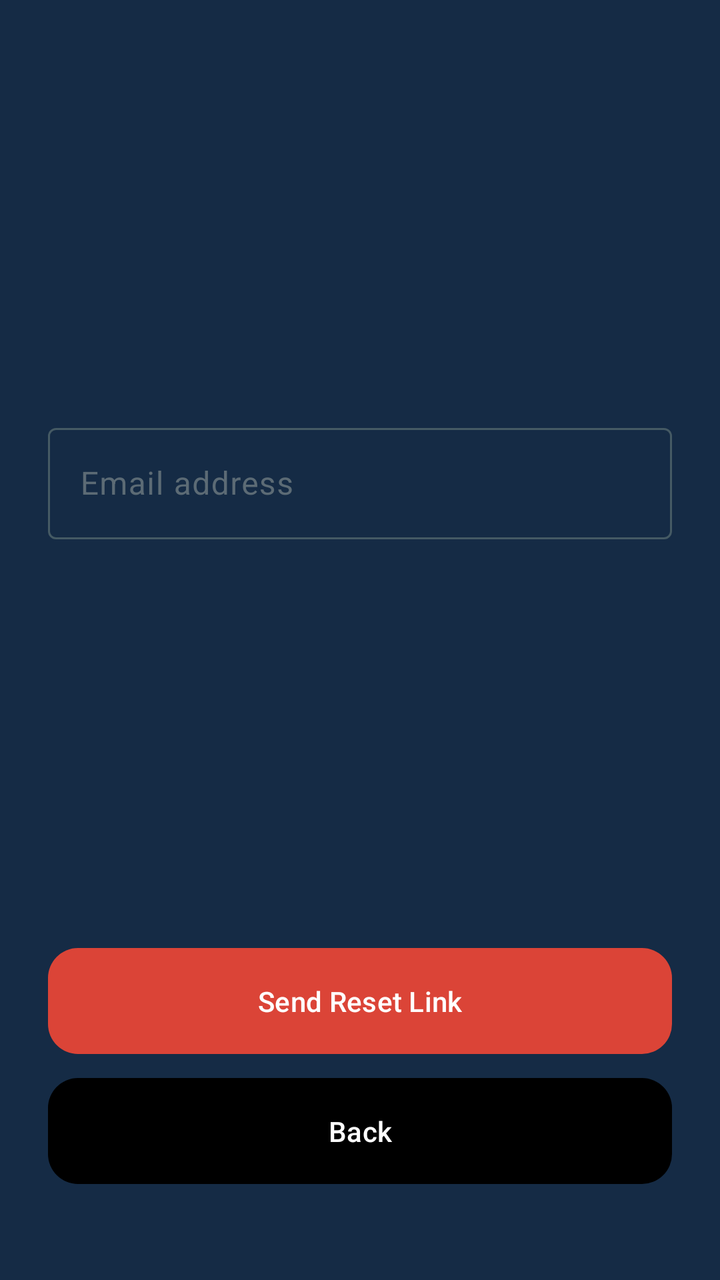
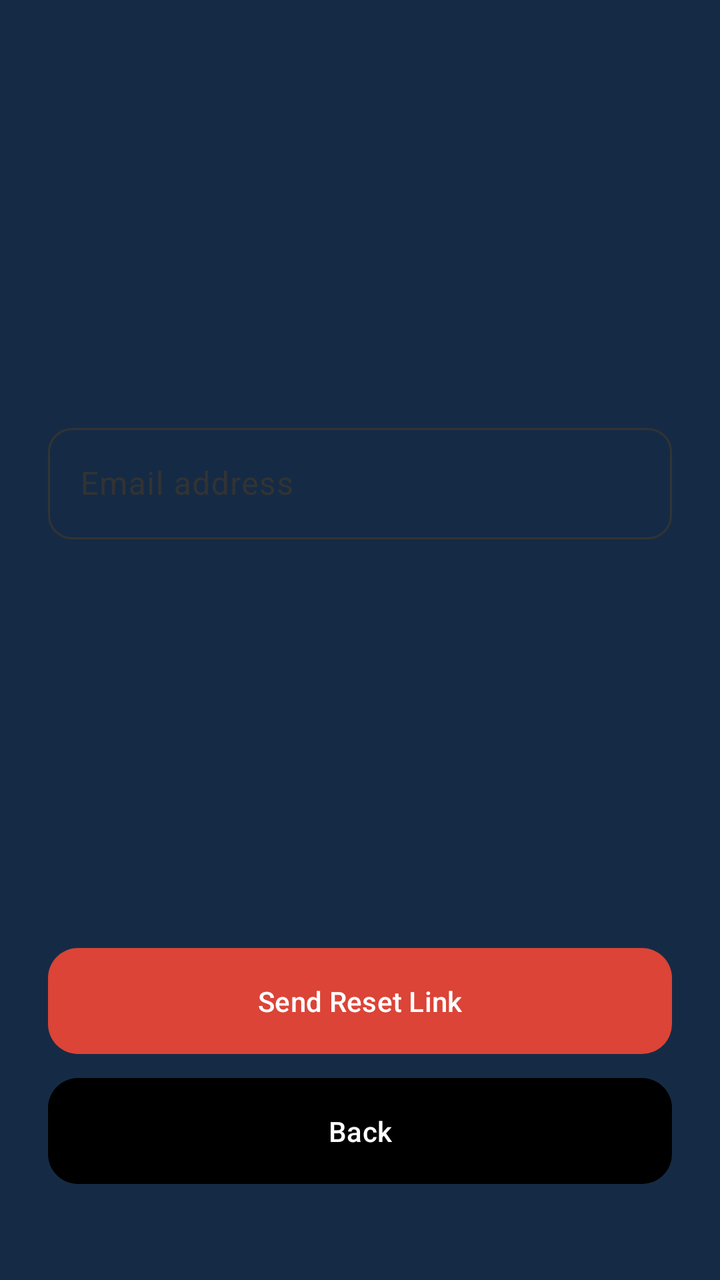

An Android layout rendered at two revisions. The XML below is the earlier revision; the diff shows what the commit changed to produce the second picture.
<!-- AndroidManifest.xml: application theme AppTheme -->
<!-- res/layout/fragment_reset_password.xml -->
<?xml version="1.0" encoding="utf-8"?>
<androidx.constraintlayout.widget.ConstraintLayout
  xmlns:android="http://schemas.android.com/apk/res/android"
  xmlns:app="http://schemas.android.com/apk/res-auto"
  android:layout_width="match_parent"
  android:layout_height="match_parent"
  android:padding="24dp">

  
  <com.google.android.material.textfield.TextInputLayout
    android:id="@+id/emailContainer"
    style="@style/Widget.Material3.TextInputLayout.OutlinedBox"
    android:layout_width="0dp"
    android:layout_height="wrap_content"
    android:layout_marginBottom="16dp"
    app:layout_constraintStart_toStartOf="parent"
    app:layout_constraintEnd_toEndOf="parent"
    app:layout_constraintTop_toTopOf="parent"
    app:layout_constraintBottom_toTopOf="@id/btnSend"
    app:layout_constraintVertical_chainStyle="packed"
    android:contentDescription="@string/reset_email_field_desc">

    <com.google.android.material.textfield.TextInputEditText
      android:id="@+id/emailEditText"
      android:layout_width="match_parent"
      android:layout_height="wrap_content"
      android:hint="@string/reset_hint_email"
      android:inputType="textEmailAddress" />
  </com.google.android.material.textfield.TextInputLayout>

  
  <com.google.android.material.button.MaterialButton
    android:id="@+id/btnSend"
    style="@style/RedButton"
    android:text="@string/reset_password_button"
    android:contentDescription="@string/reset_password_button_desc"
    android:layout_width="0dp"
    android:layout_height="wrap_content"
    app:layout_constraintStart_toStartOf="parent"
    app:layout_constraintEnd_toEndOf="parent"
    app:layout_constraintBottom_toTopOf="@id/btnBack"
    android:layout_marginBottom="4dp" />

  
  <com.google.android.material.button.MaterialButton
    android:id="@+id/btnBack"
    style="@style/BlackButton"
    android:text="@string/reset_back_button"
    android:contentDescription="@string/reset_back_button_desc"
    android:layout_width="0dp"
    android:layout_height="wrap_content"
    app:layout_constraintStart_toStartOf="parent"
    app:layout_constraintEnd_toEndOf="parent"
    app:layout_constraintBottom_toBottomOf="parent"
    android:layout_marginBottom="20dp" />

</androidx.constraintlayout.widget.ConstraintLayout>
<!-- resources referenced by this layout -->
<resources>
  <string name="reset_back_button">Back</string>
  <string name="reset_back_button_desc">Return to previous screen</string>
  <string name="reset_email_field_desc">Field to enter your email for password reset</string>
  <string name="reset_hint_email">Email address</string>
  <string name="reset_password_button">Send Reset Link</string>
  <string name="reset_password_button_desc">Send password reset email</string>
  <style name="AppTheme" parent="Theme.Material3.DayNight.NoActionBar">
  
          
          <item name="colorPrimary">@color/md_theme_light_primary</item>
          <item name="colorOnPrimary">@color/md_theme_light_onPrimary</item>
          <item name="colorSecondary">@color/md_theme_light_secondary</item>
          <item name="colorOnSecondary">@color/md_theme_light_onSecondary</item>
  
          
          <item name="android:colorBackground">@color/md_theme_light_background</item>
          <item name="colorSurface">@color/md_theme_light_surface</item>
          <item name="colorOnSurface">@color/md_theme_light_onSurface</item>
  
          
          <item name="colorSurfaceVariant">@color/md_theme_light_surfaceVariant</item>
          <item name="colorOnSurfaceVariant">@color/md_theme_light_onSurfaceVariant</item>
          <item name="colorOutline">@color/md_theme_light_outline</item>
          <item name="colorOutlineVariant">@color/md_theme_light_outlineVariant</item>
          <item name="colorError">@color/md_theme_light_error</item>
          <item name="colorOnError">@color/md_theme_light_onError</item>
  		<item name="android:textColorPrimary">@color/input_text</item>
  
          
          <item name="android:statusBarColor">@color/md_theme_light_surface</item>
          <item name="android:navigationBarColor">@color/md_theme_light_surface</item>
  
          
          <item name="android:windowLightStatusBar">true</item>
          <item name="android:windowLightNavigationBar">true</item>
  
          
          <item name="windowActionBar">false</item>
          <item name="android:windowNoTitle">true</item>
      </style>
  <color name="md_theme_light_primary">#2196F3</color>
  <color name="md_theme_light_onPrimary">#FFFFFF</color>
  <color name="md_theme_light_secondary">#4A6363</color>
  <color name="md_theme_light_onSecondary">#FFFFFF</color>
  <color name="md_theme_light_background">#152B45</color>
  <color name="md_theme_light_surface">#152B45</color>
  <color name="md_theme_light_onSurface">#E0E6ED</color>
  <color name="md_theme_light_surfaceVariant">#233042</color>
  <color name="md_theme_light_onSurfaceVariant">#5C6B75</color>
  <color name="md_theme_light_outline">#455A64</color>
  <color name="md_theme_light_outlineVariant">#37474F</color>
  <color name="md_theme_light_error">#D32F2F</color>
  <color name="md_theme_light_onError">#FFFFFF</color>
  <color name="input_text">#FFFFFF</color>
  <!-- unchanged entries left out for length: 2 -->
</resources>

<!-- the commit's change to res/layout/fragment_reset_password.xml (unified diff, before → after) -->
@@ -1,57 +1,58 @@
 <?xml version="1.0" encoding="utf-8"?>
 <androidx.constraintlayout.widget.ConstraintLayout
-  xmlns:android="http://schemas.android.com/apk/res/android"
-  xmlns:app="http://schemas.android.com/apk/res-auto"
-  android:layout_width="match_parent"
-  android:layout_height="match_parent"
-  android:padding="24dp">
+    xmlns:android="http://schemas.android.com/apk/res/android"
+    xmlns:app="http://schemas.android.com/apk/res-auto"
+    android:layout_width="match_parent"
+    android:layout_height="match_parent"
+    android:padding="24dp">
 
-  
-  <com.google.android.material.textfield.TextInputLayout
-    android:id="@+id/emailContainer"
-    style="@style/Widget.Material3.TextInputLayout.OutlinedBox"
-    android:layout_width="0dp"
-    android:layout_height="wrap_content"
-    android:layout_marginBottom="16dp"
-    app:layout_constraintStart_toStartOf="parent"
-    app:layout_constraintEnd_toEndOf="parent"
-    app:layout_constraintTop_toTopOf="parent"
-    app:layout_constraintBottom_toTopOf="@id/btnSend"
-    app:layout_constraintVertical_chainStyle="packed"
-    android:contentDescription="@string/reset_email_field_desc">
+    
+    <com.google.android.material.textfield.TextInputLayout
+        android:id="@+id/emailContainer"
+        style="@style/AuthTextInputLayout"
+        android:layout_width="0dp"
+        android:layout_height="wrap_content"
+        android:layout_marginBottom="16dp"
+        app:layout_constraintStart_toStartOf="parent"
+        app:layout_constraintEnd_toEndOf="parent"
+        app:layout_constraintTop_toTopOf="parent"
+        app:layout_constraintBottom_toTopOf="@id/btnSend"
+        app:layout_constraintVertical_chainStyle="packed"
+        android:contentDescription="@string/reset_email_field_desc"
+        android:hint="@string/reset_hint_email">
 
-    <com.google.android.material.textfield.TextInputEditText
-      android:id="@+id/emailEditText"
-      android:layout_width="match_parent"
-      android:layout_height="wrap_content"
-      android:hint="@string/reset_hint_email"
-      android:inputType="textEmailAddress" />
-  </com.google.android.material.textfield.TextInputLayout>
+        <com.google.android.material.textfield.TextInputEditText
+            android:id="@+id/emailEditText"
+            style="@style/AuthEditText"
+            android:layout_width="match_parent"
+            android:layout_height="wrap_content"
+            android:inputType="textEmailAddress" />
+    </com.google.android.material.textfield.TextInputLayout>
 
-  
-  <com.google.android.material.button.MaterialButton
-    android:id="@+id/btnSend"
-    style="@style/RedButton"
-    android:text="@string/reset_password_button"
-    android:contentDescription="@string/reset_password_button_desc"
-    android:layout_width="0dp"
-    android:layout_height="wrap_content"
-    app:layout_constraintStart_toStartOf="parent"
-    app:layout_constraintEnd_toEndOf="parent"
-    app:layout_constraintBottom_toTopOf="@id/btnBack"
-    android:layout_marginBottom="4dp" />
+    
+    <com.google.android.material.button.MaterialButton
+        android:id="@+id/btnSend"
+        style="@style/RedButton"
+        android:text="@string/reset_password_button"
+        android:contentDescription="@string/reset_password_button_desc"
+        android:layout_width="0dp"
+        android:layout_height="wrap_content"
+        app:layout_constraintStart_toStartOf="parent"
+        app:layout_constraintEnd_toEndOf="parent"
+        app:layout_constraintBottom_toTopOf="@id/btnBack"
+        android:layout_marginBottom="4dp" />
 
-  
-  <com.google.android.material.button.MaterialButton
-    android:id="@+id/btnBack"
-    style="@style/BlackButton"
-    android:text="@string/reset_back_button"
-    android:contentDescription="@string/reset_back_button_desc"
-    android:layout_width="0dp"
-    android:layout_height="wrap_content"
-    app:layout_constraintStart_toStartOf="parent"
-    app:layout_constraintEnd_toEndOf="parent"
-    app:layout_constraintBottom_toBottomOf="parent"
-    android:layout_marginBottom="20dp" />
+    
+    <com.google.android.material.button.MaterialButton
+        android:id="@+id/btnBack"
+        style="@style/BlackButton"
+        android:text="@string/reset_back_button"
+        android:contentDescription="@string/reset_back_button_desc"
+        android:layout_width="0dp"
+        android:layout_height="wrap_content"
+        app:layout_constraintStart_toStartOf="parent"
+        app:layout_constraintEnd_toEndOf="parent"
+        app:layout_constraintBottom_toBottomOf="parent"
+        android:layout_marginBottom="20dp" />
 
 </androidx.constraintlayout.widget.ConstraintLayout>
<!-- resource entries referenced after the edit -->
@@ -6,6 +6,29 @@
   <string name="reset_hint_email">Email address</string>
   <string name="reset_password_button">Send Reset Link</string>
   <string name="reset_password_button_desc">Send password reset email</string>
+  <style name="AuthEditText" parent="Widget.Material3.TextInputEditText.OutlinedBox">
+      <item name="android:textColor">@color/auth_text_color</item>
+      <item name="android:cursorColor">@color/auth_focus_color</item>
+  </style>
+  <style name="AuthTextInputLayout" parent="Widget.Material3.TextInputLayout.OutlinedBox">
+      
+      <item name="boxStrokeColor">@color/auth_input_stroke_color</item>
+      <item name="boxStrokeWidth">1dp</item>
+      <item name="boxStrokeWidthFocused">2dp</item>
+  
+      
+      <item name="boxCornerRadiusTopStart">12dp</item>
+      <item name="boxCornerRadiusTopEnd">12dp</item>
+      <item name="boxCornerRadiusBottomStart">12dp</item>
+      <item name="boxCornerRadiusBottomEnd">12dp</item>
+  
+      
+      <item name="hintTextColor">@color/auth_hint_color</item>
+      <item name="android:textColorHint">@color/auth_hint_color</item>
+  
+      
+      <item name="boxBackgroundColor">@android:color/transparent</item>
+  </style>
   <style name="AppTheme" parent="Theme.Material3.DayNight.NoActionBar">
   
           
@@ -26,7 +49,6 @@
           <item name="colorOutlineVariant">@color/md_theme_light_outlineVariant</item>
           <item name="colorError">@color/md_theme_light_error</item>
           <item name="colorOnError">@color/md_theme_light_onError</item>
-  		<item name="android:textColorPrimary">@color/input_text</item>
   
           
           <item name="android:statusBarColor">@color/md_theme_light_surface</item>
@@ -40,6 +62,8 @@
           <item name="windowActionBar">false</item>
           <item name="android:windowNoTitle">true</item>
       </style>
+  <color name="auth_text_color">#000000</color>
+  <color name="auth_focus_color">#2196F3</color>
   <color name="md_theme_light_primary">#2196F3</color>
   <color name="md_theme_light_onPrimary">#FFFFFF</color>
   <color name="md_theme_light_secondary">#4A6363</color>
@@ -53,7 +77,6 @@
   <color name="md_theme_light_outlineVariant">#37474F</color>
   <color name="md_theme_light_error">#D32F2F</color>
   <color name="md_theme_light_onError">#FFFFFF</color>
-  <color name="input_text">#FFFFFF</color>
   <!-- unchanged entries left out for length: 2 -->
 </resources>
 
